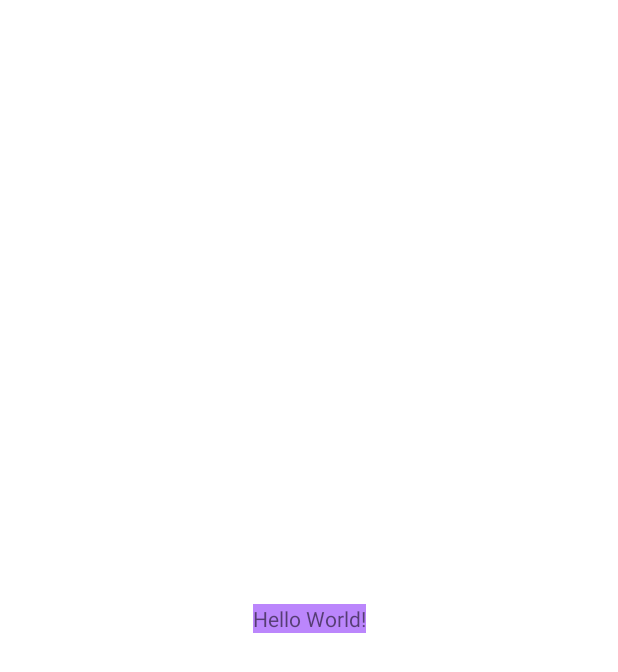
After one commit to lotuanthanh2001/github-android, an Android app: the layout activity_main2.xml on its own in the app's theme, with its tools: preview values and no code run, on a phone screen of 412 x 824 dp. The commit adds this screen. Shown: the top 672 px of the screen. Run offline under Robolectric (Android 15) with nearby library versions, the phone set to English and light mode, and no system bars.

Commit message:
thay doi 123

```diff
--- a/app/src/main/java/com/example/githubandroid/MainActivity.java
+++ b/app/src/main/java/com/example/githubandroid/MainActivity.java
@@ -11,6 +11,10 @@ public class MainActivity extends AppCompatActivity {
         super.onCreate(savedInstanceState);
         setContentView(R.layout.activity_main);
          int abc = 0;
+         int abc1 = 0;
+         int abc2= 0;
+         int abc3 = 0;
+
 
 
     }
--- /dev/null
+++ b/app/src/main/res/layout/activity_main2.xml
@@ -0,0 +1,19 @@
+<?xml version="1.0" encoding="utf-8"?>
+<androidx.constraintlayout.widget.ConstraintLayout xmlns:android="http://schemas.android.com/apk/res/android"
+    xmlns:app="http://schemas.android.com/apk/res-auto"
+    xmlns:tools="http://schemas.android.com/tools"
+    android:layout_width="match_parent"
+    android:layout_height="match_parent"
+    tools:context=".MainActivity">
+
+    <TextView
+        android:layout_width="wrap_content"
+        android:layout_height="wrap_content"
+        android:text="Hello World!"
+        android:background="@color/purple_200"
+        app:layout_constraintBottom_toBottomOf="parent"
+        app:layout_constraintEnd_toEndOf="parent"
+        app:layout_constraintStart_toStartOf="parent"
+        app:layout_constraintTop_toTopOf="parent" />
+
+</androidx.constraintlayout.widget.ConstraintLayout>
```
